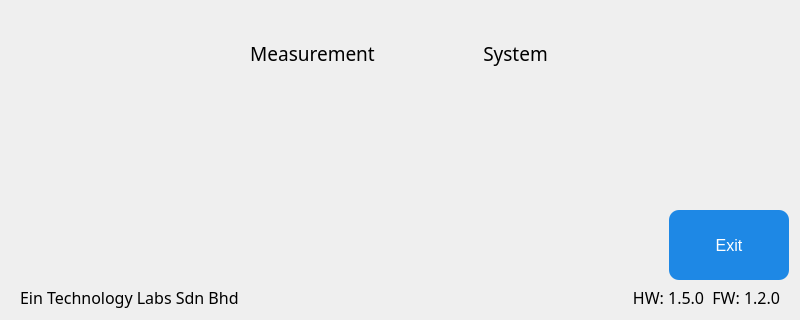
The window that QT_APP/factorysettings.ui (eSpark-Backup/nabilfesal-msm-fw) describes before a commit, drawn with Qt 5; both pictures show x 0 to 800 and y 160 to 480 of the 800 by 480 pixel window.
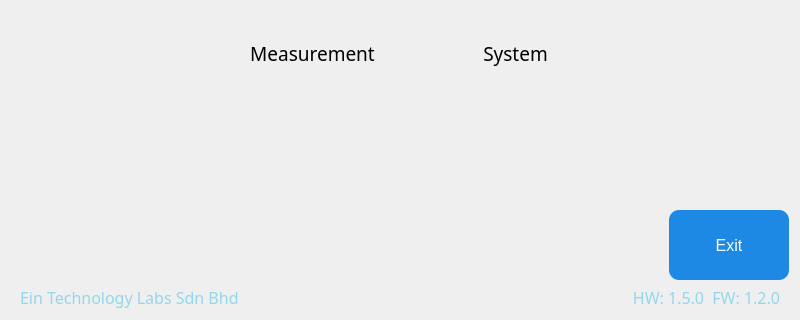
The same window after the commit. Icons and pictures are not drawn.

Patch:
```diff
--- a/QT_APP/factorysettings.ui
+++ b/QT_APP/factorysettings.ui
@@ -258,6 +258,9 @@
          <pointsize>12</pointsize>
         </font>
        </property>
+       <property name="styleSheet">
+        <string notr="true">color: rgb(148, 214, 235);</string>
+       </property>
        <property name="text">
         <string>Ein Technology Labs Sdn Bhd</string>
        </property>
@@ -271,6 +274,9 @@
          <pointsize>12</pointsize>
         </font>
        </property>
+       <property name="styleSheet">
+        <string notr="true">color: rgb(148, 214, 235);</string>
+       </property>
        <property name="text">
         <string>HW: 1.5.0  FW: 1.2.0</string>
        </property>
```
